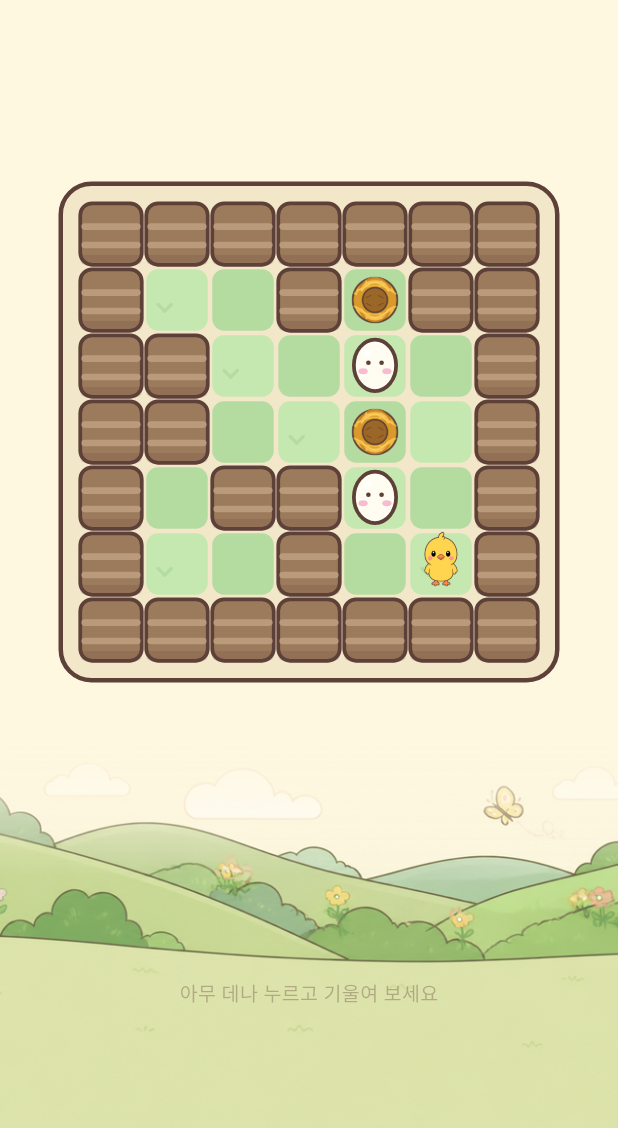
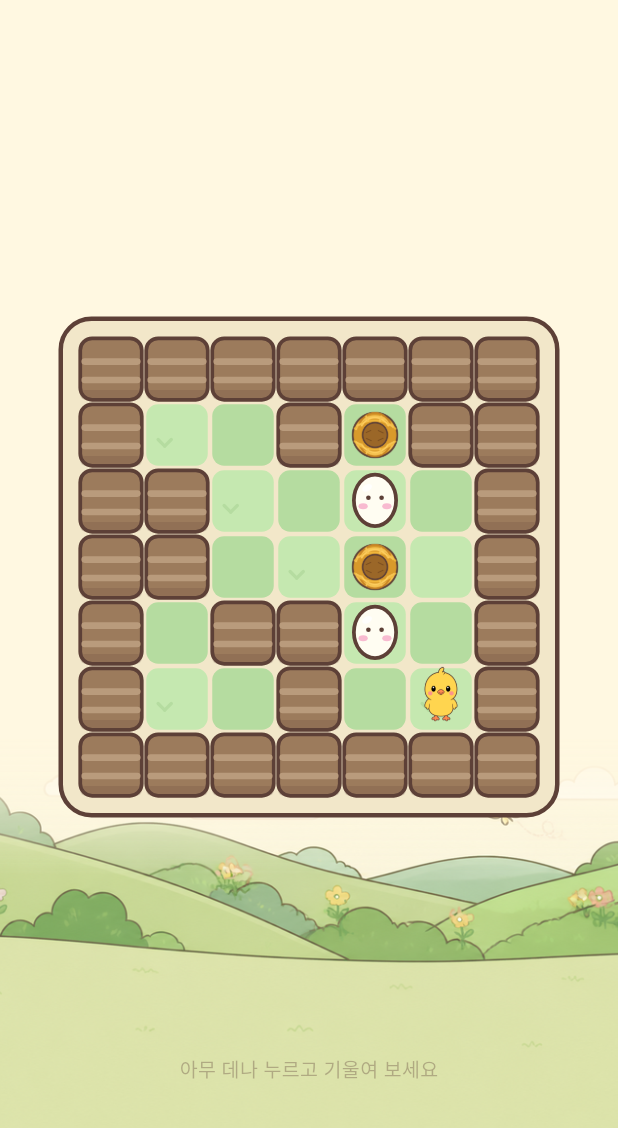
Before and after one commit to Yongminlee2/PiyakPush, a Flutter app: the DailyScreen screen opened directly, after a tap on "도전!", on a phone screen of 412 x 824 dp, the part 108-1236 px from its top. Run offline on Flutter 3.47's test engine with Material 3 defaults, Android fonts, the phone set to English and light mode, and no system bars; our stand-ins replace audioplayers, shared_preferences; accounts and stored records are empty; Roboto replaces fonts that are missing (Jua).

Commit message:
조이스틱 전체 화면화(어디를 눌러도 소환) + 이동음을 쉬익 스윕으로 교체

```diff
--- a/lib/services/sound_service.dart
+++ b/lib/services/sound_service.dart
@@ -15,10 +15,7 @@ class SoundService {
 
   SoundService({required this.isMuted, this.playOverride});
 
-  /// 이동음은 삐약영어 앱에서 쓰던 진짜 삐약 소리(sfx_piyak.ogg)를 그대로 쓴다.
-  /// 직접 합성한 처프는 오리 소리처럼 들려서 교체했다.
-  String _assetFor(Sfx s) =>
-      s == Sfx.move ? 'audio/chirp.ogg' : 'audio/${s.name}.wav';
+  String _assetFor(Sfx s) => 'audio/${s.name}.wav';
 
   Future<void> play(Sfx s) async {
     if (isMuted()) return; // 음소거면 처프 순번도 진행하지 않는다
--- a/lib/ui/screens/game_screen.dart
+++ b/lib/ui/screens/game_screen.dart
@@ -224,7 +224,7 @@ class _GameScreenState extends State<GameScreen> {
                             },
                           ),
                         ),
-                        // 말풍선은 겹쳐 띄운다 — 나타났다 사라져도 조이스틱이 밀리지 않도록.
+                        // 말풍선은 겹쳐 띄운다 — 나타났다 사라져도 조작부가 밀리지 않도록.
                         if (bubble != null)
                           Positioned(
                             left: 0,
@@ -232,21 +232,23 @@ class _GameScreenState extends State<GameScreen> {
                             bottom: 0,
                             child: SpeechBubble(text: bubble),
                           ),
+                        // 조이스틱은 화면 어디를 눌러도 그 자리에 떠야 한다 —
+                        // 보드 영역까지 통째로 덮는다 (보드엔 터치 상호작용이 없다).
+                        if (!widget.useDpad)
+                          Positioned.fill(
+                            child:
+                                Joystick(onDir: holdDir, onRelease: releaseDir),
+                          ),
                       ],
                   ),
                 ),
                 // 방향키는 제 키(약 240px)대로 두고 아래 여백으로 띄운다 —
                 // 고정 높이 띠에 넣으면 잘리고 너무 바닥에 붙는다.
-                widget.useDpad
-                    ? Padding(
-                        padding: const EdgeInsets.only(bottom: 36),
-                        child: DPad(onDirDown: holdDir, onRelease: releaseDir),
-                      )
-                    : SizedBox(
-                        height: 180,
-                        child:
-                            Joystick(onDir: holdDir, onRelease: releaseDir),
-                      ),
+                if (widget.useDpad)
+                  Padding(
+                    padding: const EdgeInsets.only(bottom: 36),
+                    child: DPad(onDirDown: holdDir, onRelease: releaseDir),
+                  ),
               ],
             ),
             if (c.cleared)
--- a/lib/ui/strings.dart
+++ b/lib/ui/strings.dart
@@ -36,7 +36,7 @@ abstract final class S {
 
   static String needMoreClears(int n) => '이 챕터에서 $n개만 더 깨면 다음 챕터가 열려요';
 
-  static const tutorial1 = '아래쪽을 누른 채 기울여서 삐약이를 움직여요!';
+  static const tutorial1 = '화면을 누른 채 기울여서 삐약이를 움직여요!';
   static const tutorial1Dpad = '방향 버튼을 눌러서 삐약이를 움직여요!';
   static const tutorial2 = '알을 밀어서 둥지에 쏙! 넣어주세요';
   static const tutorial3 = '실수했다면 되돌리기를 눌러요';
--- a/lib/ui/widgets/joystick.dart
+++ b/lib/ui/widgets/joystick.dart
@@ -61,7 +61,9 @@ class _JoystickState extends State<Joystick> {
       onPanCancel: _end,
       child: SizedBox.expand(
         child: _base == null
-            ? Center(
+            ? Align(
+                // 이제 화면 전체가 조작 영역이라, 안내는 하단에만 살짝 둔다
+                alignment: const Alignment(0, 0.92),
                 child: Text(
                   S.joystickHint,
                   style: TextStyle(
```
Also changed, not shown: 6 other files.
